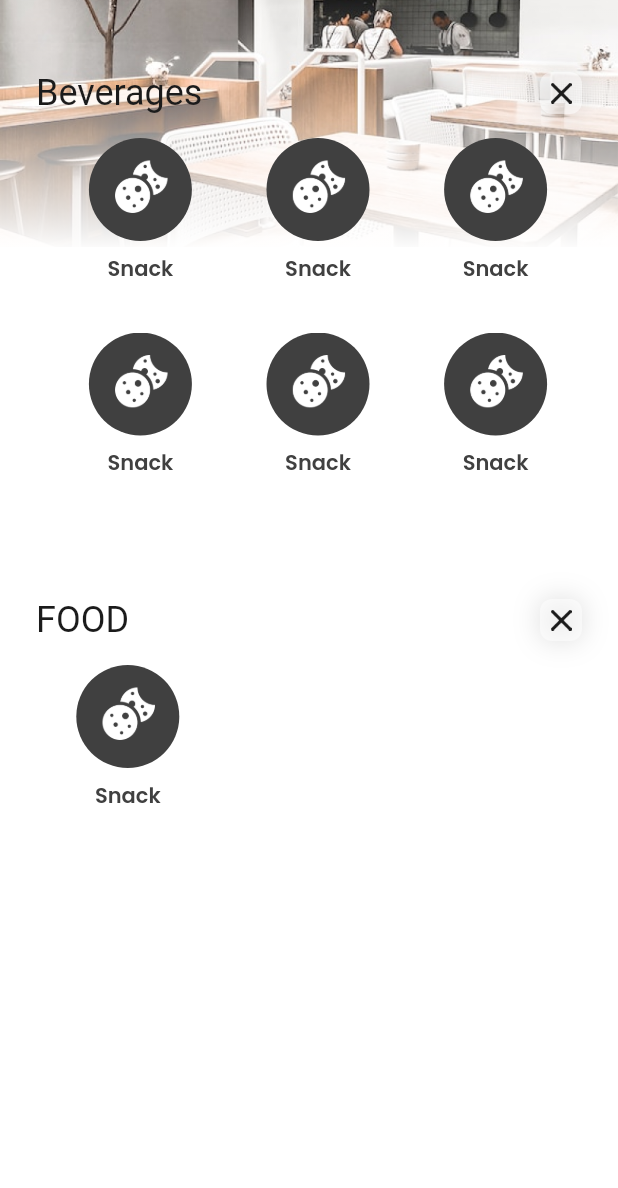
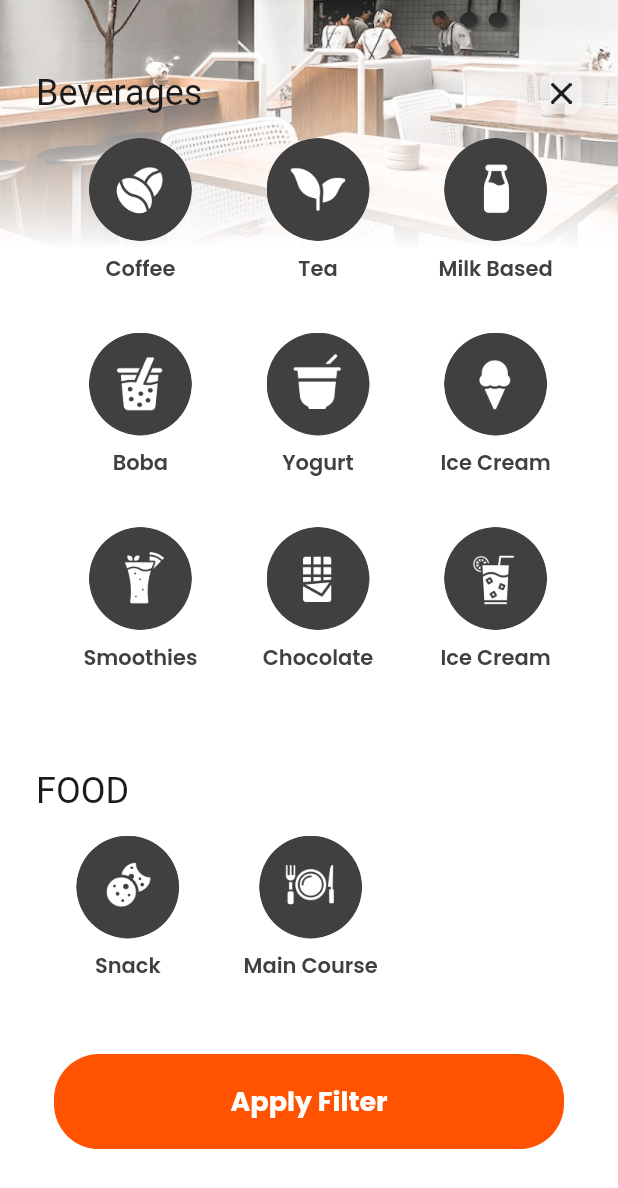
Before and after one commit to raeiverse/haus_kafein, a Flutter app: the filter_Page screen opened by its route, on a phone screen of 412 x 824 dp. Shown: the top 1188 px of the screen. Run offline on Flutter 3.47's test engine with Material 2 defaults, Android fonts, the phone set to English and light mode, and no system bars; our stand-ins replace carousel_slider, google_fonts; Roboto replaces fonts that are missing (ClashDisplay-SemiBold).

Commit message:
UPDATED 13/07/2023

```diff
--- a/lib/main.dart
+++ b/lib/main.dart
@@ -1,5 +1,6 @@
 import 'package:flutter/material.dart';
 import 'package:haus_kafein/pages/menus/cafe_page.dart';
+import 'package:haus_kafein/pages/menus/cafe_profile.page.dart';
 import 'package:haus_kafein/pages/menus/home_page.dart';
 import 'package:haus_kafein/pages/menus/magazine_page.dart';
 import 'package:haus_kafein/pages/menus/filter_page.dart';
@@ -24,6 +25,7 @@ class MyApp extends StatelessWidget {
         '/magazine_Page': (context) => magazine_Page(),
         '/recipe_Page': (context) => recipe_Page(),
         '/filter_Page': (context) => filter_Page(),
+        '/cafe_Profile_Page': (context) => cafe_Profile_Page(),
       },
     );
   }
--- a/lib/pages/menus/cafe_page.dart
+++ b/lib/pages/menus/cafe_page.dart
@@ -14,6 +14,7 @@ class cafe_Page extends StatelessWidget {
     return Scaffold(
       backgroundColor: background_Colors,
       body: ListView(
+        padding: EdgeInsets.zero,
         scrollDirection: Axis.vertical,
         children: [
           Stack(
@@ -22,6 +23,7 @@ class cafe_Page extends StatelessWidget {
               Column(
                 crossAxisAlignment: CrossAxisAlignment.start,
                 children: [
+                  SizedBox(height: margin_Screen_Vertical * 2),
                   back_Button(),
                   // TITLES PAGE ===>
                   Padding(
--- a/lib/pages/menus/filter_page.dart
+++ b/lib/pages/menus/filter_page.dart
@@ -11,7 +11,10 @@ class filter_Page extends StatelessWidget {
   Widget build(BuildContext context) {
     return Scaffold(
       backgroundColor: background_Colors,
-      body: Stack(
+      body: ListView(
+        padding: EdgeInsets.zero,
+        children: [
+          Stack(
             children: [
               liniear_Background_Image(),
               Column(
@@ -23,7 +26,8 @@ class filter_Page extends StatelessWidget {
                     children: [
                       // BEVERAGES SECTION ===>
                       Padding(
-                    padding: EdgeInsets.only(left: margin_Screen_Horizontal),
+                        padding:
+                            EdgeInsets.only(left: margin_Screen_Horizontal),
                         child: Text(
                           "Beverages",
                           style: textstyle_Title_CLash_L.copyWith(
@@ -32,7 +36,8 @@ class filter_Page extends StatelessWidget {
                         ),
                       ),
                       Padding(
-                    padding: EdgeInsets.only(right: margin_Screen_Horizontal),
+                        padding:
+                            EdgeInsets.only(right: margin_Screen_Horizontal),
                         child: close_Button(),
                       ),
                     ],
@@ -46,28 +51,40 @@ class filter_Page extends StatelessWidget {
                       child: Wrap(
                         children: [
                           filter_Card(
-                        imageUrl: 'assets/icons/icons_snack.png',
-                        title: 'Snack',
+                            imageUrl: 'assets/icons/icons_coffee.png',
+                            title: 'Coffee',
                           ),
                           filter_Card(
-                        imageUrl: 'assets/icons/icons_snack.png',
-                        title: 'Snack',
+                            imageUrl: 'assets/icons/icons_tea.png',
+                            title: 'Tea',
                           ),
                           filter_Card(
-                        imageUrl: 'assets/icons/icons_snack.png',
-                        title: 'Snack',
+                            imageUrl: 'assets/icons/icons_milk.png',
+                            title: 'Milk Based',
                           ),
                           filter_Card(
-                        imageUrl: 'assets/icons/icons_snack.png',
-                        title: 'Snack',
+                            imageUrl: 'assets/icons/icons_boba.png',
+                            title: 'Boba',
                           ),
                           filter_Card(
-                        imageUrl: 'assets/icons/icons_snack.png',
-                        title: 'Snack',
+                            imageUrl: 'assets/icons/icons_yogurt.png',
+                            title: 'Yogurt',
                           ),
                           filter_Card(
-                        imageUrl: 'assets/icons/icons_snack.png',
-                        title: 'Snack',
+                            imageUrl: 'assets/icons/icons_ice.png',
+                            title: 'Ice Cream',
+                          ),
+                          filter_Card(
+                            imageUrl: 'assets/icons/icons_smoothies.png',
+                            title: 'Smoothies',
+                          ),
+                          filter_Card(
+                            imageUrl: 'assets/icons/icons_chocolate.png',
+                            title: 'Chocolate',
+                          ),
+                          filter_Card(
+                            imageUrl: 'assets/icons/icons_soft.png',
+                            title: 'Ice Cream',
                           ),
                         ],
                       ),
@@ -79,17 +96,16 @@ class filter_Page extends StatelessWidget {
                     children: [
                       // FOOD SECTION ===>
                       Padding(
-                    padding: EdgeInsets.only(left: margin_Screen_Horizontal),
+                        padding: EdgeInsets.only(
+                          left: margin_Screen_Horizontal,
+                          bottom: margin_Screen_Vertical,
+                        ),
                         child: Text(
                           "FOOD",
                           style: textstyle_Title_CLash_L.copyWith(
                             color: neutral_100,
                           ),
                         ),
-                  ),
-                  Padding(
-                    padding: EdgeInsets.only(right: margin_Screen_Horizontal),
-                    child: close_Button(),
                       ),
                     ],
                   ),
@@ -104,8 +120,38 @@ class filter_Page extends StatelessWidget {
                           imageUrl: 'assets/icons/icons_snack.png',
                           title: 'Snack',
                         ),
+                        filter_Card(
+                          imageUrl: 'assets/icons/icons_main.png',
+                          title: 'Main Course',
+                        ),
                       ],
                     ),
+                  ),
+                  Center(
+                    child: Container(
+                      margin: EdgeInsets.only(
+                        top: margin_Screen_Vertical,
+                        bottom: margin_Screen_Vertical * 3,
+                      ),
+                      width: MediaQuery.of(context).size.width -
+                          (margin_Screen_Horizontal * 3),
+                      height: MediaQuery.of(context).size.height / 13,
+                      decoration: BoxDecoration(
+                        color: primary_Main,
+                        borderRadius:
+                            BorderRadius.circular(borderRadius_Fullsize_Button),
+                      ),
+                      child: Center(
+                        child: Text(
+                          'Apply Filter',
+                          style: textstyle_Title_S.copyWith(
+                            color: neutral_10,
+                          ),
+                        ),
+                      ),
+                    ),
+                  ),
+                ],
               ),
             ],
           ),
--- a/lib/pages/menus/home_page.dart
+++ b/lib/pages/menus/home_page.dart
@@ -27,6 +27,7 @@ class _home_PageState extends State<home_Page> {
     return Scaffold(
       backgroundColor: background_Colors,
       body: ListView(
+        padding: EdgeInsetsDirectional.zero,
         scrollDirection: Axis.vertical,
         children: [
           // HELLO AND CITY ===>
@@ -37,6 +38,7 @@ class _home_PageState extends State<home_Page> {
             ),
             child: Column(
               children: [
+                SizedBox(height: margin_Screen_Vertical * 2),
                 Row(
                   children: [
                     Text(
--- a/lib/pages/menus/magazine_page.dart
+++ b/lib/pages/menus/magazine_page.dart
@@ -16,6 +16,7 @@ class magazine_Page extends StatelessWidget {
     return Scaffold(
       backgroundColor: background_Colors,
       body: ListView(
+        padding: EdgeInsets.zero,
         scrollDirection: Axis.vertical,
         children: [
           Stack(
@@ -24,6 +25,7 @@ class magazine_Page extends StatelessWidget {
               Column(
                 crossAxisAlignment: CrossAxisAlignment.start,
                 children: [
+                  SizedBox(height: margin_Screen_Vertical * 2),
                   back_Button(),
                   // TEAM REVIEW SECTION ===>
                   Padding(
@@ -39,7 +41,7 @@ class magazine_Page extends StatelessWidget {
                     ),
                   ),
                   Container(
-                    height: MediaQuery.of(context).size.height / 3.3,
+                    height: MediaQuery.of(context).size.height / 3.2,
                     child: SingleChildScrollView(
                       scrollDirection: Axis.horizontal,
                       child: Padding(
--- a/lib/pages/widgets/filter_card.dart
+++ b/lib/pages/widgets/filter_card.dart
@@ -25,7 +25,7 @@ class filter_Card extends StatelessWidget {
             shape: BoxShape.circle,
             image: DecorationImage(
               image: AssetImage(this.imageUrl),
-              fit: BoxFit.cover,
+              fit: BoxFit.contain,
             ),
           ),
         ),
```
Also changed, not shown: lib/pages/menus/cafe_profile.page.dart (added, +24 -0 lines), lib/pages/widgets/blur_background.dart (added, +52 -0 lines), lib/pages/widgets/team_review_card.dart (+5 -4 lines), lib/pages/widgets/todays_card.dart (+6 -1 lines). Lines whose indentation alone changed are shown as unchanged.
